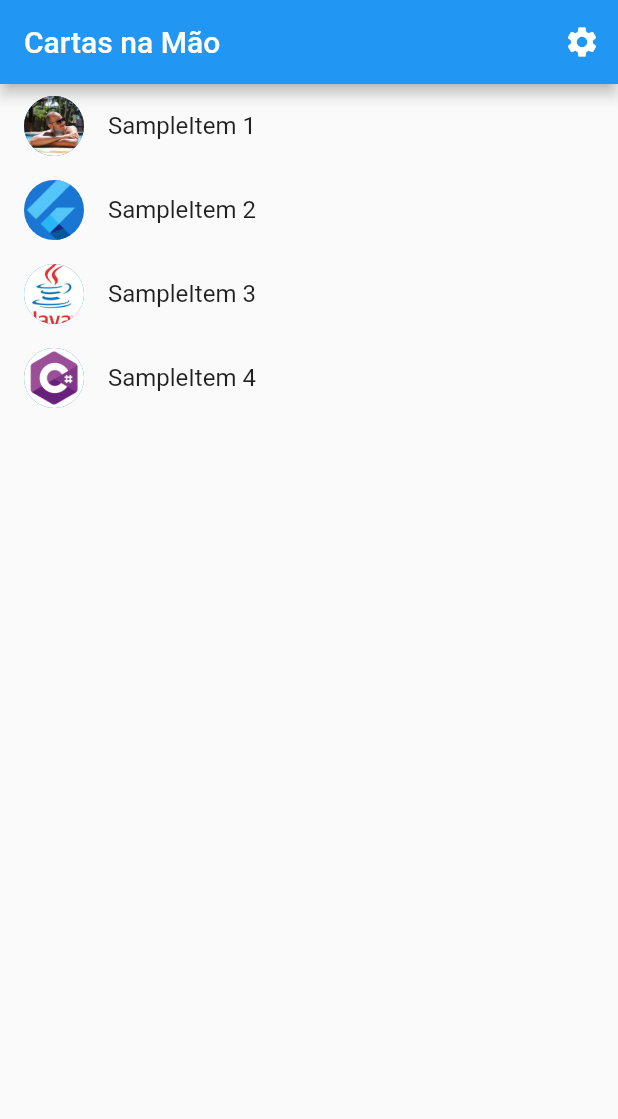
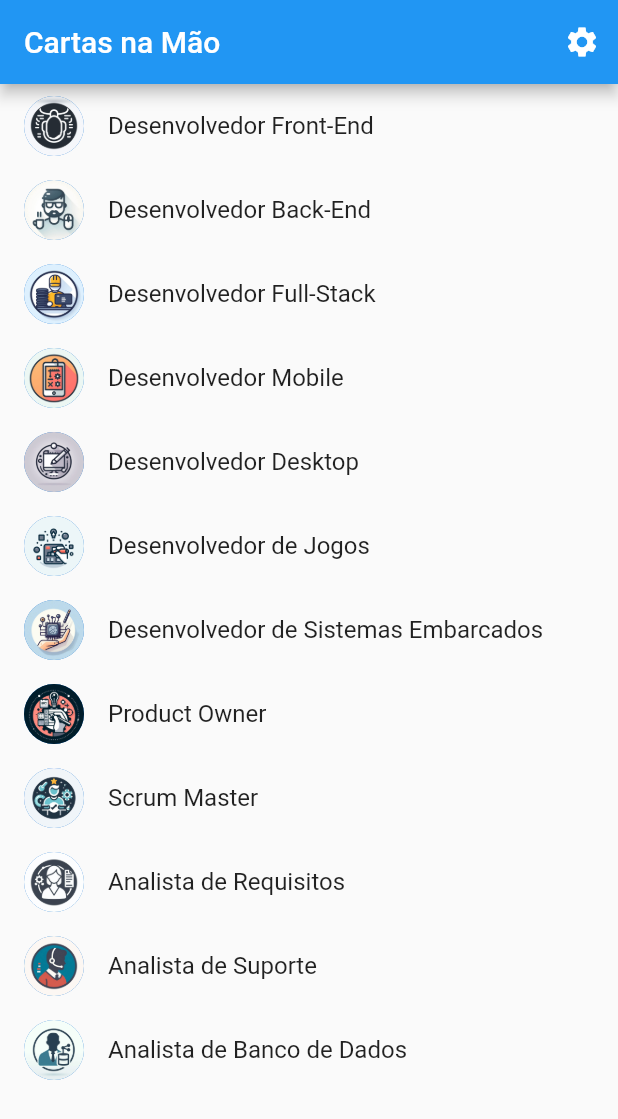
Before and after one commit to cristianoAbudu/game_do_programador, a Flutter app: the screen it shows after launch, on a phone screen of 412 x 824 dp. Shown: the top 1119 px of the screen. Run offline on Flutter 3.47's test engine with Material 2 defaults, Android fonts, the phone set to English and light mode, and no system bars; generated files the repository leaves out were written again.

Commit message:
Listagem com items

```diff
--- a/lib/src/app.dart
+++ b/lib/src/app.dart
@@ -69,11 +69,11 @@ class MyApp extends StatelessWidget {
                 switch (routeSettings.name) {
                   case SettingsView.routeName:
                     return SettingsView(controller: settingsController);
-                  case SampleItemDetailsView.routeName:
-                    return const SampleItemDetailsView();
-                  case SampleItemListView.routeName:
+                  case ProfissionalTIDetailsView.routeName:
+                    return const ProfissionalTIDetailsView();
+                  case ProfissionalTIListView.routeName:
                   default:
-                    return const SampleItemListView();
+                    return const ProfissionalTIListView();
                 }
               },
             );
--- a/lib/src/sample_feature/sample_item.dart
+++ b/lib/src/sample_feature/sample_item.dart
@@ -1,6 +1,16 @@
-/// A placeholder class that represents an entity or model.
-class SampleItem {
-  const SampleItem(this.id);
-
-  final int id;
+class ProfissionalTI {
+  const ProfissionalTI(
+    this.nome,
+    this.stress,
+    this.salario,
+    this.dificuldadeDeAprender,
+    this.dificuldadeDeArranjarEmprego,
+    this.vagasInternacionais,
+  );
+  final String nome;
+  final int stress;
+  final int salario;
+  final int dificuldadeDeAprender;
+  final int dificuldadeDeArranjarEmprego;
+  final int vagasInternacionais;
 }
--- a/lib/src/sample_feature/sample_item_details_view.dart
+++ b/lib/src/sample_feature/sample_item_details_view.dart
@@ -1,8 +1,8 @@
 import 'package:flutter/material.dart';
 
-/// Displays detailed information about a SampleItem.
-class SampleItemDetailsView extends StatelessWidget {
-  const SampleItemDetailsView({super.key});
+/// Displays detailed information about a ProfissionalTI.
+class ProfissionalTIDetailsView extends StatelessWidget {
+  const ProfissionalTIDetailsView({super.key});
 
   static const routeName = '/sample_item';
 
--- a/lib/src/sample_feature/sample_item_list_view.dart
+++ b/lib/src/sample_feature/sample_item_list_view.dart
@@ -4,17 +4,114 @@ import '../settings/settings_view.dart';
 import 'sample_item.dart';
 import 'sample_item_details_view.dart';
 
-/// Displays a list of SampleItems.
-class SampleItemListView extends StatelessWidget {
-  const SampleItemListView({
+/// Displays a list of ProfissionalTIs.
+class ProfissionalTIListView extends StatelessWidget {
+  const ProfissionalTIListView({
     super.key,
     // Onde vamos sortear as cartas
-    this.items = const [SampleItem(1), SampleItem(2), SampleItem(3), SampleItem(4)],
+    this.items = const [
+      ProfissionalTI(
+        'Desenvolvedor Front-End',
+        0,
+        10000,
+        1,
+        1,
+        1,
+      ),
+      ProfissionalTI(
+        'Desenvolvedor Back-End',
+        0,
+        10000,
+        1,
+        1,
+        1,
+      ),
+      ProfissionalTI(
+        'Desenvolvedor Full-Stack',
+        0,
+        10000,
+        1,
+        1,
+        1,
+      ),
+      ProfissionalTI(
+        'Desenvolvedor Mobile',
+        0,
+        10000,
+        1,
+        1,
+        1,
+      ),
+      ProfissionalTI(
+        'Desenvolvedor Desktop',
+        0,
+        10000,
+        1,
+        1,
+        1,
+      ),
+      ProfissionalTI(
+        'Desenvolvedor de Jogos',
+        0,
+        10000,
+        1,
+        1,
+        1,
+      ),
+      ProfissionalTI(
+        'Desenvolvedor de Sistemas Embarcados',
+        0,
+        10000,
+        1,
+        1,
+        1,
+      ),
+      ProfissionalTI(
+        'Product Owner',
+        0,
+        10000,
+        1,
+        1,
+        1,
+      ),
+      ProfissionalTI(
+        'Scrum Master',
+        0,
+        10000,
+        1,
+        1,
+        1,
+      ),
+      ProfissionalTI(
+        'Analista de Requisitos',
+        0,
+        10000,
+        1,
+        1,
+        1,
+      ),
+      ProfissionalTI(
+        'Analista de Suporte',
+        0,
+        10000,
+        1,
+        1,
+        1,
+      ),
+      ProfissionalTI(
+        'Analista de Banco de Dados',
+        0,
+        10000,
+        1,
+        1,
+        1,
+      ),
+    ],
   });
 
   static const routeName = '/';
 
-  final List<SampleItem> items;
+  final List<ProfissionalTI> items;
 
   @override
   Widget build(BuildContext context) {
@@ -44,16 +141,16 @@ class SampleItemListView extends StatelessWidget {
         // Providing a restorationId allows the ListView to restore the
         // scroll position when a user leaves and returns to the app after it
         // has been killed while running in the background.
-        restorationId: 'sampleItemListView',
+        restorationId: 'ProfissionalTIListView',
         itemCount: items.length,
         itemBuilder: (BuildContext context, int index) {
           final item = items[index];
 
           return ListTile(
-            title: Text('SampleItem ${item.id}'),
+            title: Text('${item.nome}'),
             leading: CircleAvatar(
               // Display the Flutter Logo image asset.
-              foregroundImage: AssetImage('assets/images/${item.id}.jpeg'),
+              foregroundImage: AssetImage('assets/images/${item.nome}.jpeg'),
             ),
             onTap: () {
               // Navigate to the details page. If the user leaves and returns to
@@ -61,7 +158,7 @@ class SampleItemListView extends StatelessWidget {
               // background, the navigation stack is restored.
               Navigator.restorablePushNamed(
                 context,
-                SampleItemDetailsView.routeName,
+                ProfissionalTIDetailsView.routeName,
               );
             }
           );
```
Also changed, not shown: assets/images/Analista de Banco de Dados.jpeg (added), assets/images/Analista de Requisitos.jpeg (added), assets/images/Analista de Segurança da Informação.jpeg (added), assets/images/Analista de Suporte.jpeg (added), assets/images/Desenvolvedor Back-End.jpeg (added), assets/images/Desenvolvedor Desktop.jpeg (added), assets/images/Desenvolvedor Front-End.jpeg (added), assets/images/Desenvolvedor Full-Stack.jpeg (added), assets/images/Desenvolvedor Mobile.jpeg (added), assets/images/Desenvolvedor de Jogos.jpeg (added), assets/images/Desenvolvedor de Sistemas Embarcados.jpeg (added), assets/images/OIG.jpeg (added), assets/images/Product Owner.jpeg (added), assets/images/Scrum Master.jpeg (added).
